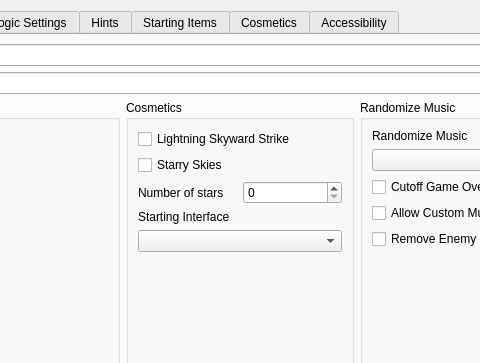
Above: gui/randogui.ui from ssrando/ssrando before the change; both pictures show x 361 to 841 and y 0 to 363 of the 1202 by 759 pixel window. Below: the same form after it.
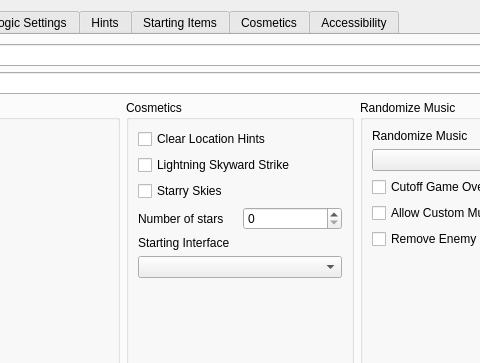
That is the form after the change. The open tabs and pages were chosen to show the change.

Commit message: add option to remove flavor text in location hints

Patch:
```diff
--- a/gui/randogui.ui
+++ b/gui/randogui.ui
@@ -237,6 +237,13 @@
             <layout class="QVBoxLayout" name="verticalLayout_24">
              <item>
               <layout class="QVBoxLayout" name="vlay_cosmetics">
+               <item>
+                <widget class="QCheckBox" name="option_clear_location_hints">
+                 <property name="text">
+                  <string>Clear Location Hints</string>
+                 </property>
+                </widget>
+               </item>
                <item>
                 <widget class="QCheckBox" name="option_lightning_skyward_strike">
                  <property name="text">
```
Left out of the diff: 2 changed lines with no effect on the pictures. The commit also changes 7 other files.
